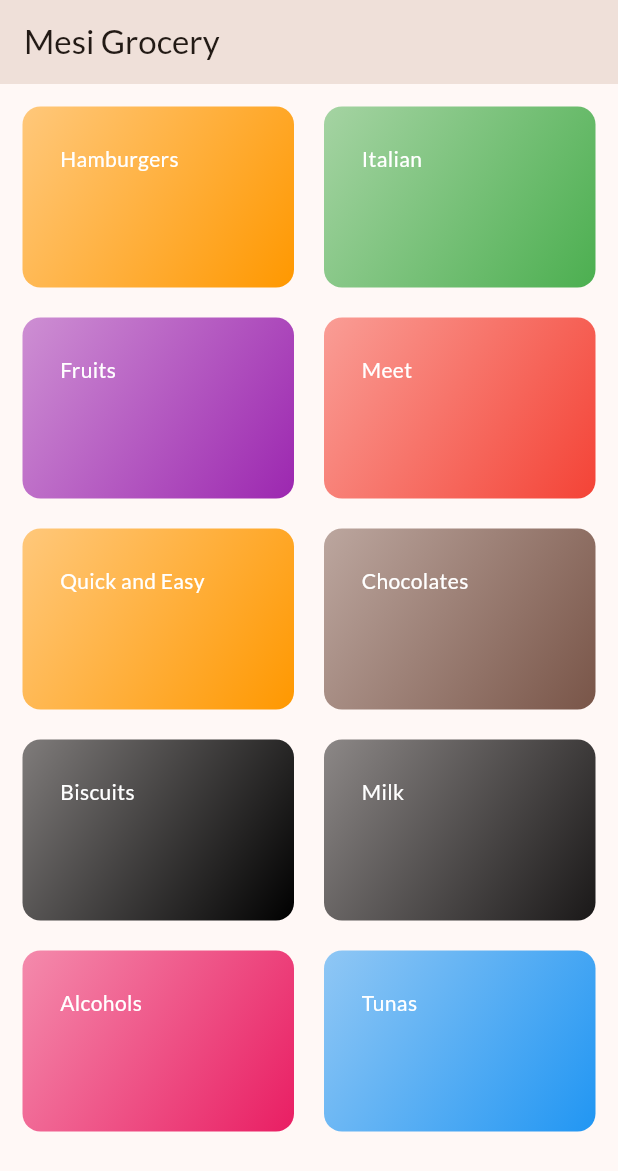
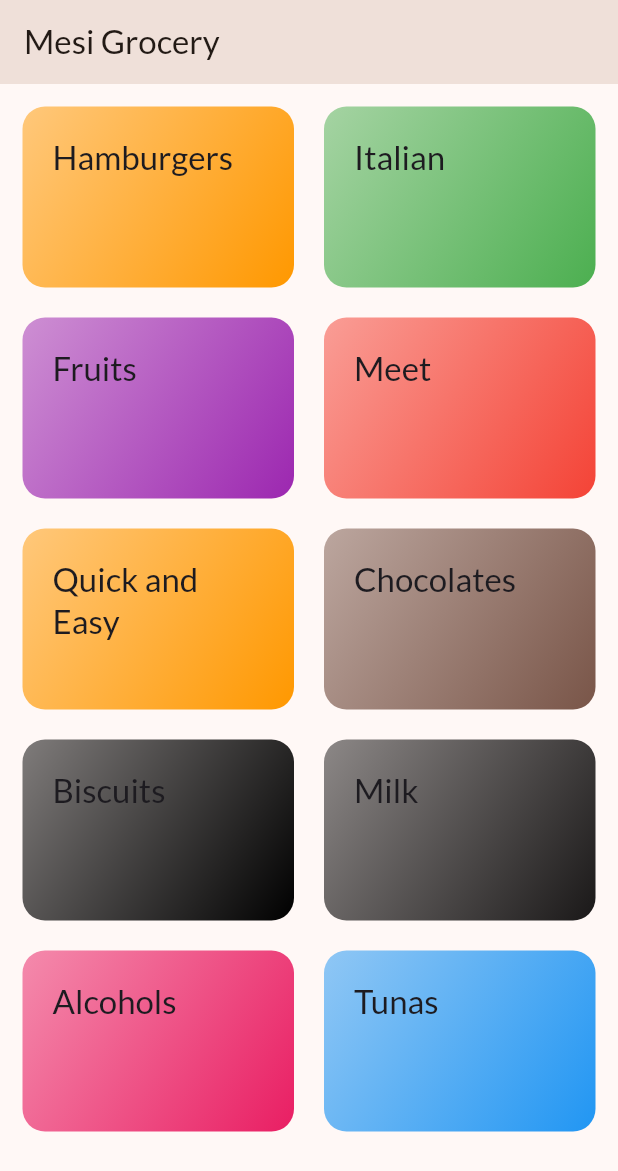
Before and after one commit to mesafntzewdu/meal_menu, a Flutter app: the screen it shows after launch, on a phone screen of 412 x 824 dp. Shown: the top 1171 px of the screen. Run offline on Flutter 3.47's test engine with Material 3 defaults, Android fonts, the phone set to English and light mode, and no system bars; our stand-ins replace google_fonts, transparent_image.

Commit message:
Item list is completed

```diff
--- a/lib/data/dummy_data.dart
+++ b/lib/data/dummy_data.dart
@@ -51,7 +51,7 @@ class DummyData {
       ],
       duration: 1,
       complexity: Complexity.simple,
-      affordability: Affordability.affordable,
+      affordability: Affordability.luxurious,
       isGlutenFree: true,
       isLactoseFree: true,
       isVegan: true,
@@ -71,7 +71,7 @@ class DummyData {
       ],
       duration: 1,
       complexity: Complexity.simple,
-      affordability: Affordability.affordable,
+      affordability: Affordability.pricey,
       isGlutenFree: true,
       isLactoseFree: true,
       isVegan: true,
--- a/lib/screens/categories.dart
+++ b/lib/screens/categories.dart
@@ -1,7 +1,7 @@
 import 'package:flutter/material.dart';
 import 'package:meals/model/category.dart';
 import 'package:meals/data/dummy_data.dart';
-import 'package:meals/screens/meals.dart';
+import 'package:meals/screens/meals_list.dart';
 import 'package:meals/widget/category_grid_item.dart';
 
 class CategoriesScreen extends StatelessWidget {
--- a/lib/screens/meals.dart
+++ b/lib/screens/meals_list.dart
@@ -1,5 +1,6 @@
 import 'package:flutter/material.dart';
 import 'package:meals/model/meal.dart';
+import 'package:meals/widget/meal_item.dart';
 
 class MealsWidget extends StatelessWidget {
   const MealsWidget({super.key, required this.title, required this.meal});
@@ -9,9 +10,7 @@ class MealsWidget extends StatelessWidget {
   Widget build(BuildContext context) {
     Widget content = ListView.builder(
       itemCount: meal.length,
-      itemBuilder: (ctx, index) => Text(
-        meal[index].title,
-      ),
+      itemBuilder: (ctx, index) => MealsItem(meal: meal[index]),
     );
     if (meal.isEmpty) {
       content = Center(
@@ -41,6 +40,7 @@ class MealsWidget extends StatelessWidget {
     return Scaffold(
       appBar: AppBar(
         title: Text(title),
+        elevation: 2,
       ),
       body: content,
     );
--- a/lib/widget/category_grid_item.dart
+++ b/lib/widget/category_grid_item.dart
@@ -1,6 +1,5 @@
 import 'package:flutter/material.dart';
 import 'package:meals/model/category.dart';
-import 'package:meals/screens/meals.dart';
 
 class CategoryGirdItem extends StatelessWidget {
   const CategoryGirdItem(
@@ -14,11 +13,11 @@ class CategoryGirdItem extends StatelessWidget {
     return InkWell(
       onTap: onSelectCategory,
       splashColor: Theme.of(context).colorScheme.primary,
-      borderRadius: const BorderRadius.all(Radius.circular(10)),
+      borderRadius: const BorderRadius.all(Radius.circular(15)),
       child: Container(
-        padding: const EdgeInsets.all(25),
+        padding: const EdgeInsets.all(20),
         decoration: BoxDecoration(
-          borderRadius: BorderRadius.circular(12),
+          borderRadius: BorderRadius.circular(15),
           gradient: LinearGradient(
             colors: [
               category.color.withOpacity(0.50),
@@ -30,9 +29,7 @@ class CategoryGirdItem extends StatelessWidget {
         ),
         child: Text(
           category.title,
-          style: TextStyle(
-            color: Theme.of(context).copyWith().colorScheme.onPrimary,
-          ),
+          style: Theme.of(context).textTheme.titleLarge,
         ),
       ),
     );
--- a/pubspec.yaml
+++ b/pubspec.yaml
@@ -36,6 +36,7 @@ dependencies:
   # Use with the CupertinoIcons class for iOS style icons.
   cupertino_icons: ^1.0.6
   google_fonts: ^6.2.1
+  transparent_image: ^2.0.1
 
 dev_dependencies:
   flutter_test:
```
Also changed, not shown: lib/screens/meals_details.dart (added, +24 -0 lines), lib/widget/meal_item.dart (added, +82 -0 lines), lib/widget/meal_traits.dart (added, +37 -0 lines), pubspec.lock.
